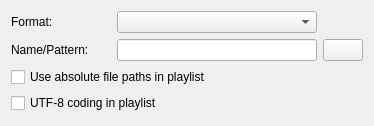
First picture: the form in dialogs/profiledataplaylistwidgetUI.ui, repository KDE/audex, before the edit.
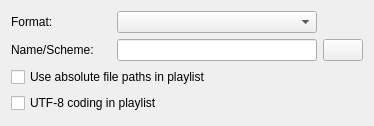
Second picture: the form after the edit. Custom widgets are drawn as their Qt base class.

Commit message: Unify mixed expressions pattern and scheme to scheme

What changed in the file:
```diff
--- a/dialogs/profiledataplaylistwidgetUI.ui
+++ b/dialogs/profiledataplaylistwidgetUI.ui
@@ -36,7 +36,7 @@
       </size>
      </property>
      <property name="text">
-      <string>Name/Pattern:</string>
+      <string>Name/Scheme:</string>
      </property>
     </widget>
    </item>
```
Left out of the diff: 6 changed lines with no effect on the pictures. The commit also changes 42 other files.
